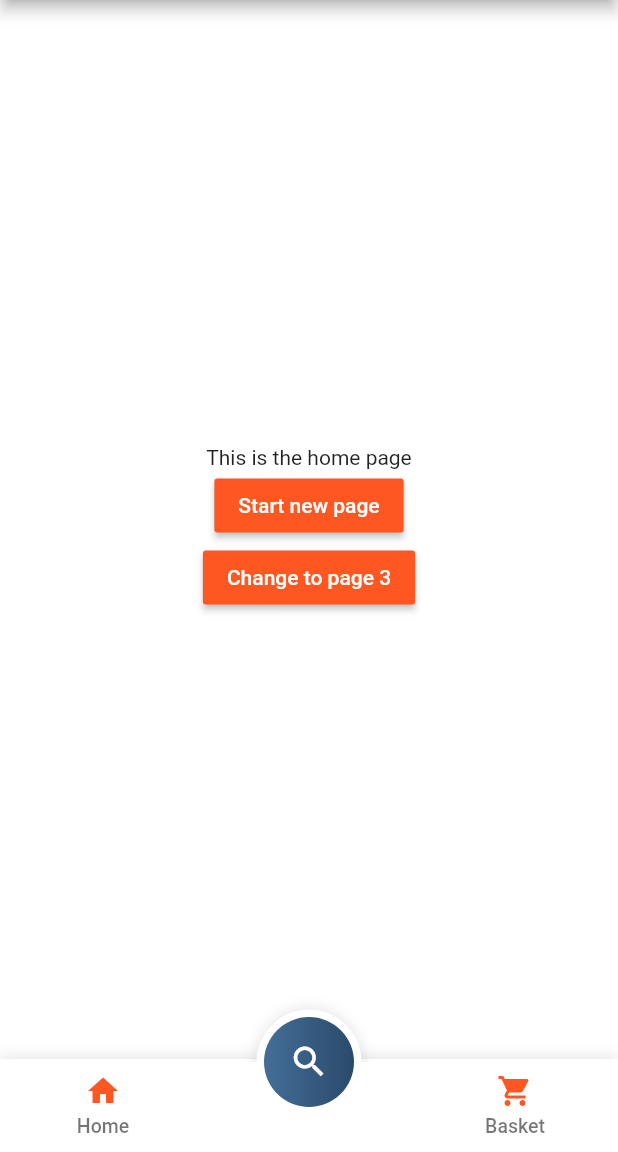
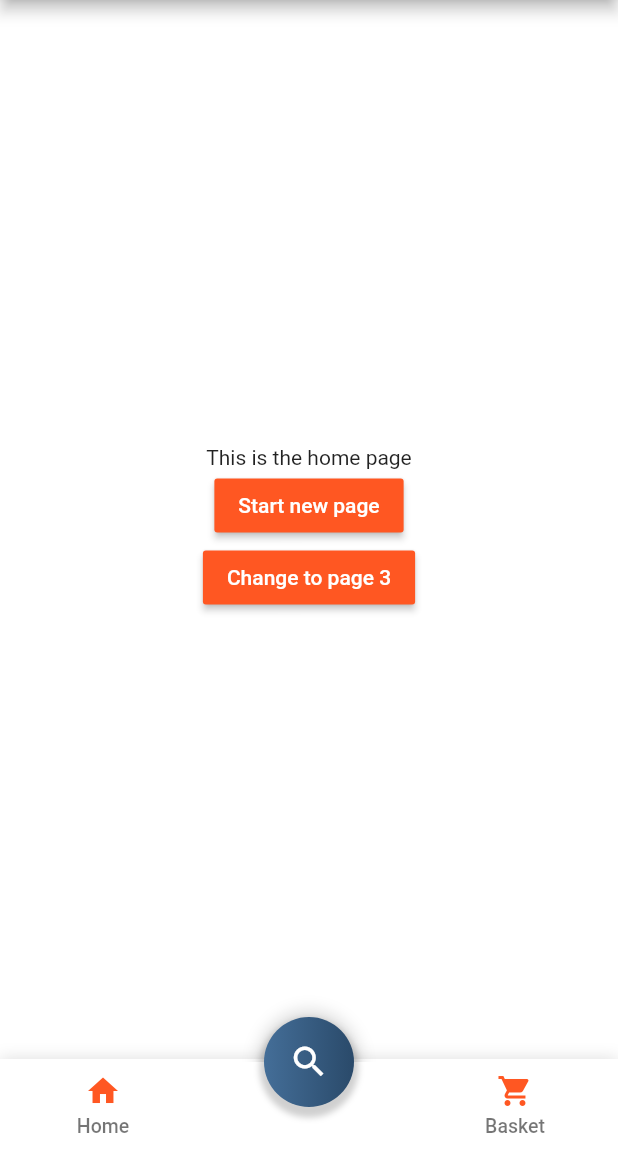
Before and after one commit to HamzaMalik92/fancy_bottom_navigation, a Flutter app: the screen it shows after launch, on a phone screen of 412 x 824 dp, the part 84-1236 px from its top. Run offline on Flutter 3.47's test engine with Material 2 defaults, Android fonts, the phone set to English and light mode, and no system bars.

Commit message:
buttom border removed

```diff
--- a/lib/fancy_bottom_navigation.dart
+++ b/lib/fancy_bottom_navigation.dart
@@ -192,36 +192,57 @@ class FancyBottomNavigationState extends State<FancyBottomNavigation>
                                 ),
                               )),
                         ),
-                        SizedBox(
-                            height: ARC_HEIGHT,
-                            width: ARC_WIDTH,
-                            child: Container(
-                              decoration:BoxDecoration  ( color:Colors.white,
-                                shape: BoxShape.circle,
-                              ),
-
-                            )
-                          // child: CustomPaint(
-                          //   foregroundPainter: HalfPainter(barBackgroundColor),
-                          // )
-                        ),
+                        // SizedBox(
+                        //     height: ARC_HEIGHT,
+                        //     width: ARC_WIDTH,
+                        //     child: Container(
+                        //       decoration:BoxDecoration  ( color:Colors.transparent,
+                        //         shape: BoxShape.circle,
+                        //       ),
+                        //
+                        //     )
+                        //   // child: CustomPaint(
+                        //   //   foregroundPainter: HalfPainter(barBackgroundColor),
+                        //   // )
+                        // ),
+                        // Positioned(
+                        //   bottom: 0,
+                        //   child: SizedBox(
+                        //       height: ARC_HEIGHT,
+                        //       width: ARC_WIDTH-8,
+                        //       child: Material(
+                        //         elevation: 5,
+                        //         color:Colors.white,
+                        //         borderRadius: BorderRadius.only(
+                        //           // topLeft: Radius.circular(50),
+                        //           // topRight: Radius.circular(50),
+                        //           bottomRight: Radius.circular(50),
+                        //           bottomLeft: Radius.circular(50),
+                        //         ),
+                        //
+                        //       )
+                        //     // child: CustomPaint(
+                        //     //   foregroundPainter: HalfPainter(barBackgroundColor),
+                        //     // )
+                        //   ),
+                        // ),
                         SizedBox(
                           height: CIRCLE_SIZE,
                           width: CIRCLE_SIZE,
                           child: Container(
 
                             decoration: BoxDecoration(
-                            //   boxShadow: [
-                            //
-                            //   BoxShadow(
-                            //     // color: Colors.grey.shade700
-                            //     //     .withOpacity(0.25),
-                            //     spreadRadius: 3,
-                            //     blurRadius: 3,
-                            //     offset: Offset(
-                            //         0, 4), // changes position of shadow
-                            //   ),
-                            // ],
+                              boxShadow: [
+
+                              BoxShadow(
+                                color: Colors.grey.shade800
+                                    .withOpacity(0.25),
+                                spreadRadius: 3,
+                                blurRadius: 3,
+                                offset: Offset(
+                                    0, 4), // changes position of shadow
+                              ),
+                            ],
                               borderRadius: BorderRadius.circular(50),
                               gradient: LinearGradient(
                                   colors: [
@@ -247,7 +268,8 @@ class FancyBottomNavigationState extends State<FancyBottomNavigation>
                               ),
                             ),
                           ),
-                        )
+                        ),
+
                       ],
                     ),
                   ),
```
